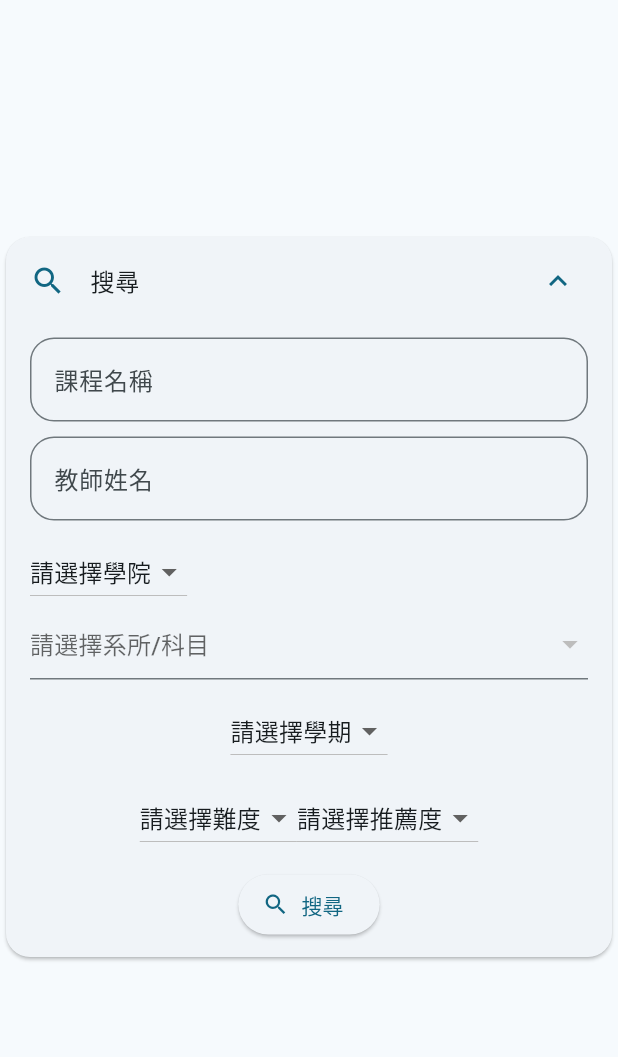
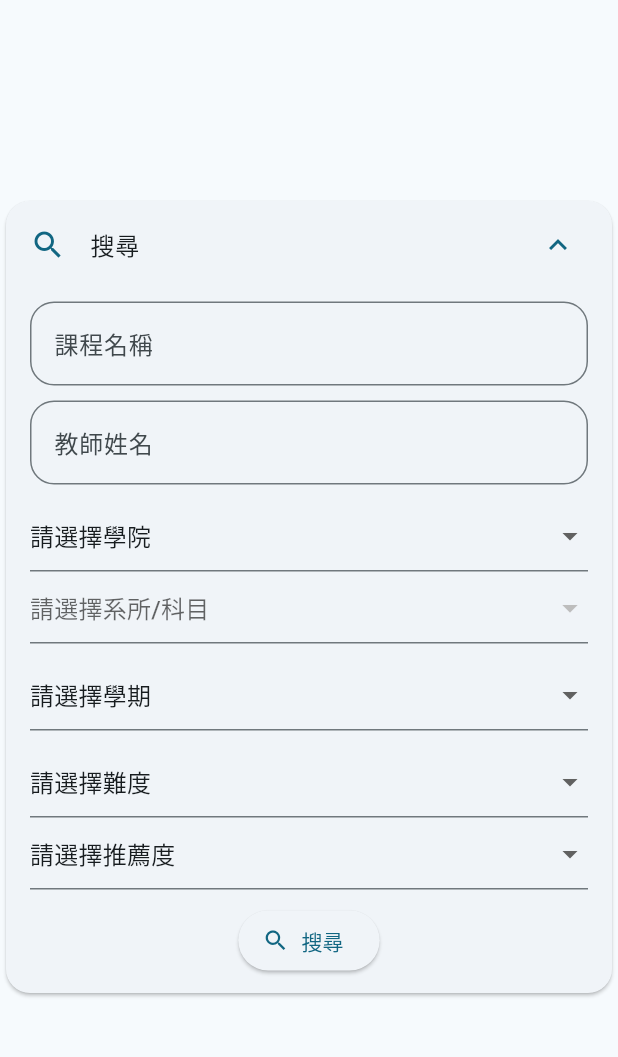
Before and after one commit to jhihyulin/tteewwkkrr, a Flutter app: the CommentPage screen opened directly, on a phone screen of 412 x 824 dp, the part 63-1120 px from its top. Run offline on Flutter 3.47's test engine with Material 2 defaults, Android fonts, the phone set to English and light mode, and no system bars; our stand-ins replace package_info_plus, shared_preferences; missing offline and left inert: universal_html; accounts and stored records are empty; network calls fail.

Commit message:
[Fix] 調整UI

```diff
--- a/lib/pages/comment.dart
+++ b/lib/pages/comment.dart
@@ -2,11 +2,12 @@ import 'dart:convert';
 
 import 'package:flutter/material.dart';
 import 'package:http/http.dart' as http;
+import 'package:tteewwkkrr/widget/drop_down_button_form_field.dart';
 
 import '../widget/card.dart';
 import '../widget/expansion_tile.dart';
 import '../widget/linear_progress_indicator.dart';
-import '../widget/autocomplete.dart';
+import '../widget/auto_complete.dart';
 
 class CommentPage extends StatefulWidget {
   const CommentPage({Key? key}) : super(key: key);
@@ -317,12 +318,14 @@ class _CommentPageState extends State<CommentPage> {
                               ),
                               Wrap(
                                 children: [
-                                  DropdownButton(
+                                  CustomDropdownButtonFormField(
                                     hint: Text(_selectedCollegeDefault),
                                     value: _selectedCollege,
                                     onChanged: (value) {
                                       setState(() {
                                         _selectedCollege = value.toString();
+                                        _selectedDepartment =
+                                            _selectedDepartmentDefault;
                                       });
                                     },
                                     items: () {
@@ -342,7 +345,7 @@ class _CommentPageState extends State<CommentPage> {
                                       return items;
                                     }(),
                                   ),
-                                  DropdownButtonFormField(
+                                  CustomDropdownButtonFormField(
                                     validator: (value) {
                                       if (_selectedCollege !=
                                               _selectedCollegeDefault &&
@@ -365,13 +368,16 @@ class _CommentPageState extends State<CommentPage> {
                                             _selectedCollegeDefault
                                         ? null
                                         : () {
-                                            List<DropdownMenuItem<String>>
+                                            List<DropdownMenuItem<dynamic>>?
                                                 items = [];
-                                            items.add(DropdownMenuItem(
-                                              value: _selectedDepartmentDefault,
-                                              child: Text(
-                                                  _selectedDepartmentDefault),
-                                            ));
+                                            items.add(
+                                              DropdownMenuItem(
+                                                value:
+                                                    _selectedDepartmentDefault,
+                                                child: Text(
+                                                    _selectedDepartmentDefault),
+                                              ),
+                                            );
                                             var college = _selectedCollege;
                                             if (departmentList
                                                 .containsKey(college)) {
@@ -393,7 +399,7 @@ class _CommentPageState extends State<CommentPage> {
                               const SizedBox(
                                 height: 10,
                               ),
-                              DropdownButton(
+                              CustomDropdownButtonFormField(
                                 hint: Text(_selectedSemesterDefault),
                                 value: _selectedSemester,
                                 onChanged: (value) {
@@ -432,7 +438,7 @@ class _CommentPageState extends State<CommentPage> {
                               ),
                               Wrap(
                                 children: [
-                                  DropdownButton(
+                                  CustomDropdownButtonFormField(
                                     hint: Text(_selectedHardDefault),
                                     value: _selectedHard,
                                     onChanged: (value) {
@@ -455,7 +461,7 @@ class _CommentPageState extends State<CommentPage> {
                                       return items;
                                     }(),
                                   ),
-                                  DropdownButton(
+                                  CustomDropdownButtonFormField(
                                     hint: Text(_selectedRecommendDefault),
                                     value: _selectedRecommend,
                                     onChanged: (value) {
@@ -592,7 +598,11 @@ class _CommentPageState extends State<CommentPage> {
                             ),
                           ),
                     if (_searchResult != null && _searchResult!.isEmpty)
-                      const Text('沒有搜尋結果'),
+                      Container(
+                        padding: const EdgeInsets.all(16),
+                        alignment: Alignment.center,
+                        child: const Text('沒有搜尋結果'),
+                      ),
                   ],
                 )
               ],
--- /dev/null
+++ b/lib/widget/drop_down_button_form_field.dart
@@ -0,0 +1,36 @@
+import 'package:flutter/material.dart';
+
+class CustomDropdownButtonFormField extends StatefulWidget {
+  const CustomDropdownButtonFormField({
+    Key? key,
+    this.items,
+    this.hint,
+    this.value,
+    this.onChanged,
+    this.validator,
+  }) : super(key: key);
+
+  final Widget? hint;
+  final String? value;
+  final void Function(dynamic)? onChanged;
+  final List<DropdownMenuItem>? items;
+  final String? Function(dynamic)? validator;
+
+  @override
+  State<CustomDropdownButtonFormField> createState() =>
+      _CustomDropdownButtonFormField();
+}
+
+class _CustomDropdownButtonFormField
+    extends State<CustomDropdownButtonFormField> {
+  @override
+  Widget build(BuildContext context) {
+    return DropdownButtonFormField(
+      hint: widget.hint,
+      value: widget.value,
+      onChanged: widget.onChanged,
+      items: widget.items,
+      validator: widget.validator,
+    );
+  }
+}
```
Also changed, not shown: lib/widget/auto_complete.dart (renamed from lib/widget/autocomplete.dart).
